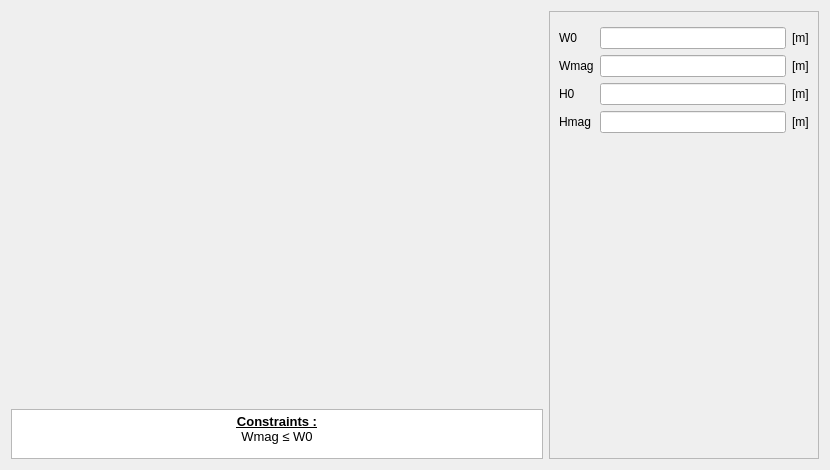
First picture: the form in pyleecan/GUI/Dialog/DMachineSetup/SMSlot/PMSlot12/PMSlot12.ui, repository Eomys/pyleecan, before the edit.
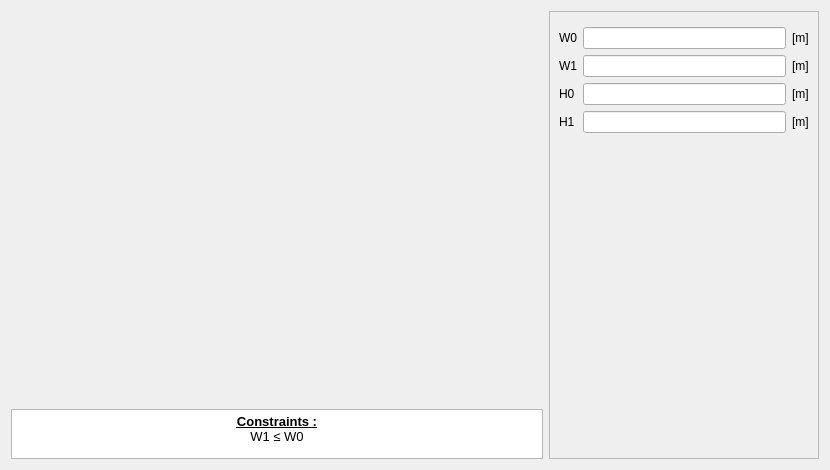
Second picture: the form after the edit. Icons and pictures are not drawn. Custom widgets are drawn as their Qt base class.

Commit message: [NF] renaming Hmag and Wmag

The edit to the form file:
```diff
--- a/pyleecan/GUI/Dialog/DMachineSetup/SMSlot/PMSlot12/PMSlot12.ui
+++ b/pyleecan/GUI/Dialog/DMachineSetup/SMSlot/PMSlot12/PMSlot12.ui
@@ -79,7 +79,7 @@
 p, li { white-space: pre-wrap; }
 &lt;/style&gt;&lt;/head&gt;&lt;body style=&quot; font-family:'MS Shell Dlg 2'; font-size:8.15094pt; font-weight:400; font-style:normal;&quot;&gt;
 &lt;p align=&quot;center&quot; style=&quot; margin-top:0px; margin-bottom:0px; margin-left:0px; margin-right:0px; -qt-block-indent:0; text-indent:0px;&quot;&gt;&lt;span style=&quot; font-size:10pt; font-weight:600; text-decoration: underline;&quot;&gt;Constraints :&lt;/span&gt;&lt;/p&gt;
-&lt;p align=&quot;center&quot; style=&quot; margin-top:0px; margin-bottom:0px; margin-left:0px; margin-right:0px; -qt-block-indent:0; text-indent:0px;&quot;&gt;&lt;span style=&quot; font-size:10pt;&quot;&gt;Wmag ≤ W0&lt;/span&gt;&lt;/p&gt;&lt;/body&gt;&lt;/html&gt;</string>
+&lt;p align=&quot;center&quot; style=&quot; margin-top:0px; margin-bottom:0px; margin-left:0px; margin-right:0px; -qt-block-indent:0; text-indent:0px;&quot;&gt;&lt;span style=&quot; font-size:10pt;&quot;&gt;W1 ≤ W0&lt;/span&gt;&lt;/p&gt;&lt;/body&gt;&lt;/html&gt;</string>
        </property>
        <property name="textInteractionFlags">
         <set>Qt::TextSelectableByKeyboard|Qt::TextSelectableByMouse</set>
@@ -123,7 +123,7 @@
          <item row="1" column="0">
           <widget class="QLabel" name="in_Wmag">
            <property name="text">
-            <string>Wmag</string>
+            <string>W1</string>
            </property>
           </widget>
          </item>
@@ -175,7 +175,7 @@
          <item row="3" column="0">
           <widget class="QLabel" name="in_Hmag">
            <property name="text">
-            <string>Hmag</string>
+            <string>H1</string>
            </property>
           </widget>
          </item>
```
Left out of the diff: 16 changed lines with no effect on the pictures. The commit also changes 169 other files.
